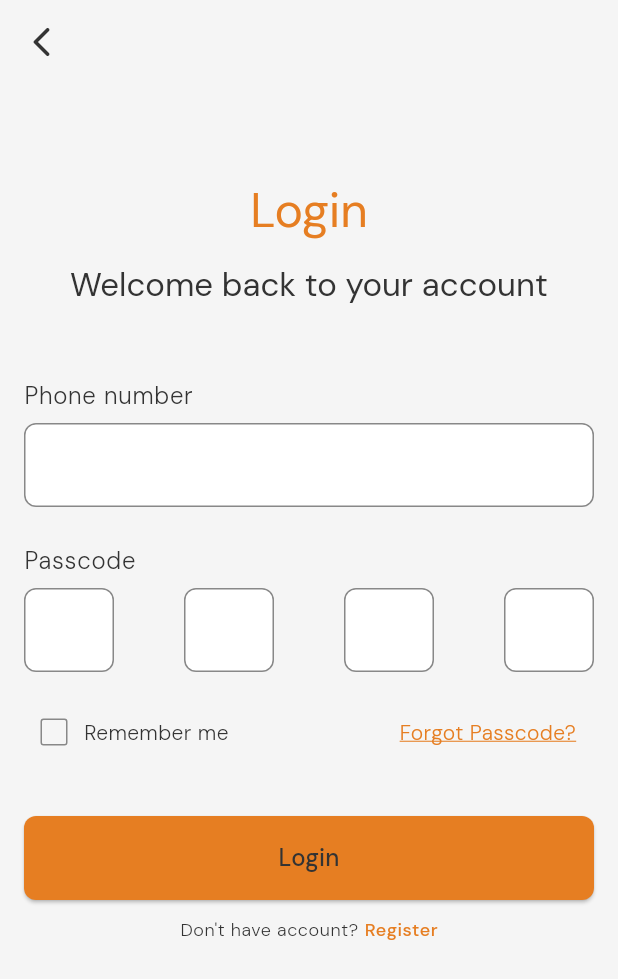
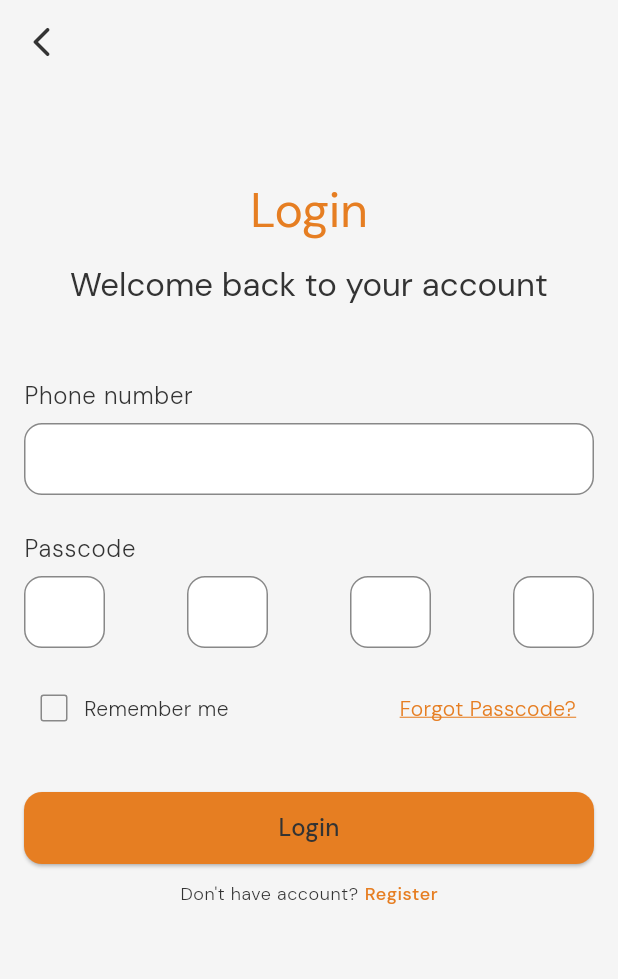
Before and after one commit to JuzuliMP/swift_checkin, a Flutter app: the screen it shows after launch, on a phone screen of 412 x 824 dp. Shown: the top 979 px of the screen. Run offline on Flutter 3.47's test engine with Material 3 defaults, Android fonts, the phone set to English and light mode, and no system bars; our stand-ins replace equatable, flutter_bloc.

Commit message:
refactor: adjust UI elements for improved consistency in theme and layout

```diff
--- a/lib/core/theme/app_theme.dart
+++ b/lib/core/theme/app_theme.dart
@@ -39,25 +39,26 @@ class AppTheme {
         style: ElevatedButton.styleFrom(
           backgroundColor: lightPrimary,
           foregroundColor: lightOnPrimary,
-          padding: const EdgeInsets.symmetric(vertical: 16),
+          padding: const EdgeInsets.symmetric(vertical: 12),
           shape: RoundedRectangleBorder(
-            borderRadius: BorderRadius.circular(8),
+            borderRadius: BorderRadius.circular(12),
           ),
         ),
       ),
       inputDecorationTheme: InputDecorationTheme(
         filled: true,
         fillColor: lightSurface,
+        contentPadding: const EdgeInsets.symmetric(vertical: 12),
         border: OutlineInputBorder(
-          borderRadius: BorderRadius.circular(8),
+          borderRadius: BorderRadius.circular(12),
           borderSide: const BorderSide(color: lightSecondary),
         ),
         enabledBorder: OutlineInputBorder(
-          borderRadius: BorderRadius.circular(8),
+          borderRadius: BorderRadius.circular(12),
           borderSide: const BorderSide(color: lightSecondary),
         ),
         focusedBorder: OutlineInputBorder(
-          borderRadius: BorderRadius.circular(8),
+          borderRadius: BorderRadius.circular(12),
           borderSide: const BorderSide(color: lightPrimary),
         ),
       ),
@@ -86,25 +87,26 @@ class AppTheme {
         style: ElevatedButton.styleFrom(
           backgroundColor: darkPrimary,
           foregroundColor: darkOnPrimary,
-          padding: const EdgeInsets.symmetric(vertical: 16),
+          padding: const EdgeInsets.symmetric(vertical: 12),
           shape: RoundedRectangleBorder(
-            borderRadius: BorderRadius.circular(8),
+            borderRadius: BorderRadius.circular(12),
           ),
         ),
       ),
       inputDecorationTheme: InputDecorationTheme(
         filled: true,
         fillColor: darkSurface,
+        contentPadding: const EdgeInsets.symmetric(vertical: 12),
         border: OutlineInputBorder(
-          borderRadius: BorderRadius.circular(8),
+          borderRadius: BorderRadius.circular(12),
           borderSide: const BorderSide(color: darkSecondary),
         ),
         enabledBorder: OutlineInputBorder(
-          borderRadius: BorderRadius.circular(8),
+          borderRadius: BorderRadius.circular(12),
           borderSide: const BorderSide(color: darkSecondary),
         ),
         focusedBorder: OutlineInputBorder(
-          borderRadius: BorderRadius.circular(8),
+          borderRadius: BorderRadius.circular(12),
           borderSide: const BorderSide(color: darkPrimary),
         ),
       ),
--- a/lib/features/auth/presentation/cubit/auth_cubit.dart
+++ b/lib/features/auth/presentation/cubit/auth_cubit.dart
@@ -10,7 +10,7 @@ class AuthCubit extends Cubit<AuthState> {
     emit(AuthLoading());
 
     // Simulate API call delay
-    await Future.delayed(const Duration(seconds: 3));
+    await Future.delayed(const Duration(seconds: 1));
 
     // Simple validation
     if (phoneNumber.isEmpty || passcode.isEmpty) {
--- a/lib/features/auth/presentation/widgets/login_form.dart
+++ b/lib/features/auth/presentation/widgets/login_form.dart
@@ -1,6 +1,6 @@
 import 'package:flutter/material.dart';
 import 'package:flutter_bloc/flutter_bloc.dart';
-import '../cubit/auth_cubit.dart';
+import 'package:swift_checkin/features/auth/presentation/cubit/auth_cubit.dart';
 import 'passcode_field.dart';
 
 class LoginForm extends StatefulWidget {
--- a/lib/features/auth/presentation/widgets/passcode_field.dart
+++ b/lib/features/auth/presentation/widgets/passcode_field.dart
@@ -49,7 +49,7 @@ class _PasscodeFieldState extends State<PasscodeField> {
       mainAxisAlignment: MainAxisAlignment.spaceBetween,
       children: List.generate(4, (index) {
         return SizedBox(
-          width: 60,
+          width: 54,
           child: TextField(
             controller: _controllers[index],
             focusNode: _focusNodes[index],
@@ -61,7 +61,7 @@ class _PasscodeFieldState extends State<PasscodeField> {
             ],
             decoration: const InputDecoration(
               counterText: '',
-              contentPadding: EdgeInsets.symmetric(vertical: 16),
+              contentPadding: EdgeInsets.symmetric(vertical: 12),
             ),
             onChanged: (value) {
               _updateMainController();
```
